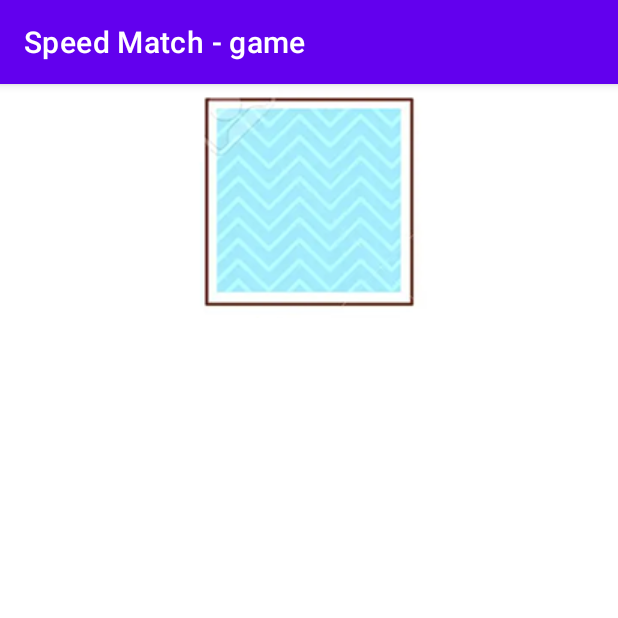
After one commit to As-Tomas/Speed_Match_game, an Android app: the fragment SquareFragment shown on its own in the app's theme, on a phone screen of 412 x 824 dp, the top half of it. The commit adds this screen. Run offline under Robolectric (Android 15) with nearby library versions, the light colour scheme and no system bars.

Commit message:
+added Square fragment

```diff
--- a/app/src/main/java/bance/eutvikling/speedmatch_game/GameActivity.java
+++ b/app/src/main/java/bance/eutvikling/speedmatch_game/GameActivity.java
@@ -11,6 +11,7 @@ public class GameActivity extends AppCompatActivity {
     private int time;
     private float points;
     private TriangleFragment triangleFragment = new TriangleFragment();
+    private SquareFragment squareFragment = new SquareFragment();
 
     @Override
     protected void onCreate(Bundle savedInstanceState) {
--- /dev/null
+++ b/app/src/main/java/bance/eutvikling/speedmatch_game/SquareFragment.java
@@ -0,0 +1,25 @@
+package bance.eutvikling.speedmatch_game;
+
+import android.os.Bundle;
+
+import androidx.fragment.app.Fragment;
+
+import android.view.LayoutInflater;
+import android.view.View;
+import android.view.ViewGroup;
+
+
+public class SquareFragment extends Fragment {
+
+    public SquareFragment() {
+        // Required empty public constructor
+    }
+
+
+    @Override
+    public View onCreateView(LayoutInflater inflater, ViewGroup container,
+                             Bundle savedInstanceState) {
+        // Inflate the layout for this fragment
+        return inflater.inflate(R.layout.fragment_squere, container, false);
+    }
+}
--- /dev/null
+++ b/app/src/main/res/layout/fragment_squere.xml
@@ -0,0 +1,15 @@
+<?xml version="1.0" encoding="utf-8"?>
+<FrameLayout xmlns:android="http://schemas.android.com/apk/res/android"
+    xmlns:app="http://schemas.android.com/apk/res-auto"
+    xmlns:tools="http://schemas.android.com/tools"
+    android:layout_width="match_parent"
+    android:layout_height="match_parent"
+    tools:context=".SquareFragment">
+
+    <ImageView
+        android:id="@+id/imageView"
+        android:layout_width="match_parent"
+        android:layout_height="wrap_content"
+        android:src="@drawable/square"/>
+
+</FrameLayout>
```
Also changed, not shown: app/src/main/res/drawable/circle.png (added), app/src/main/res/drawable/square.png (added).
